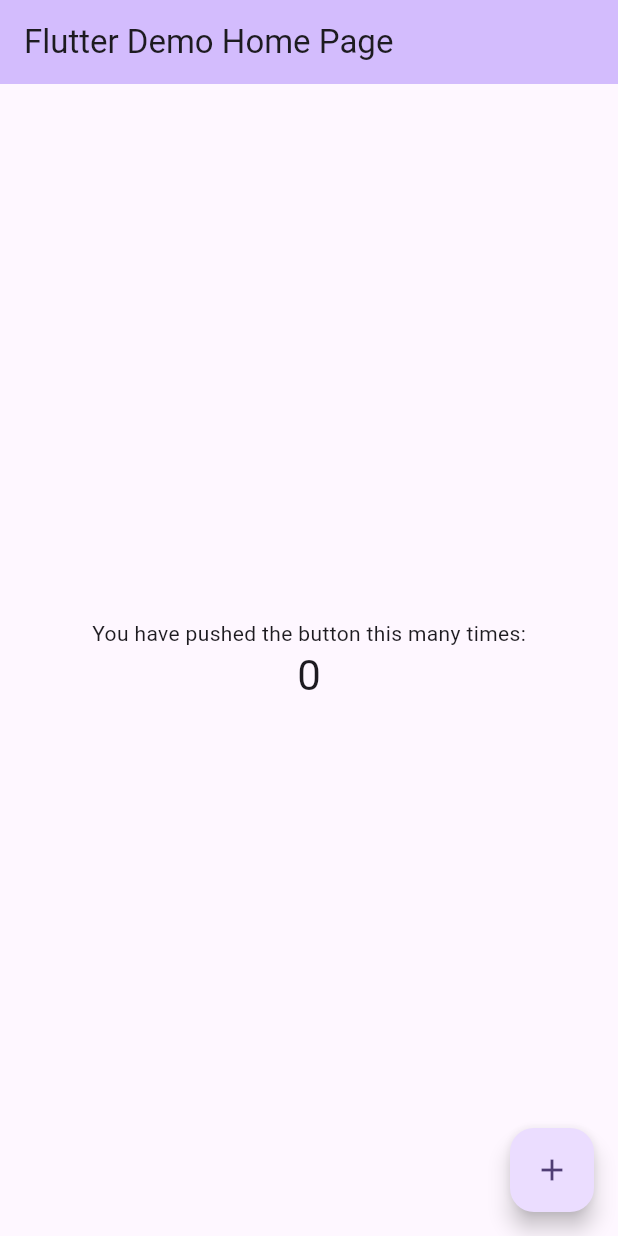
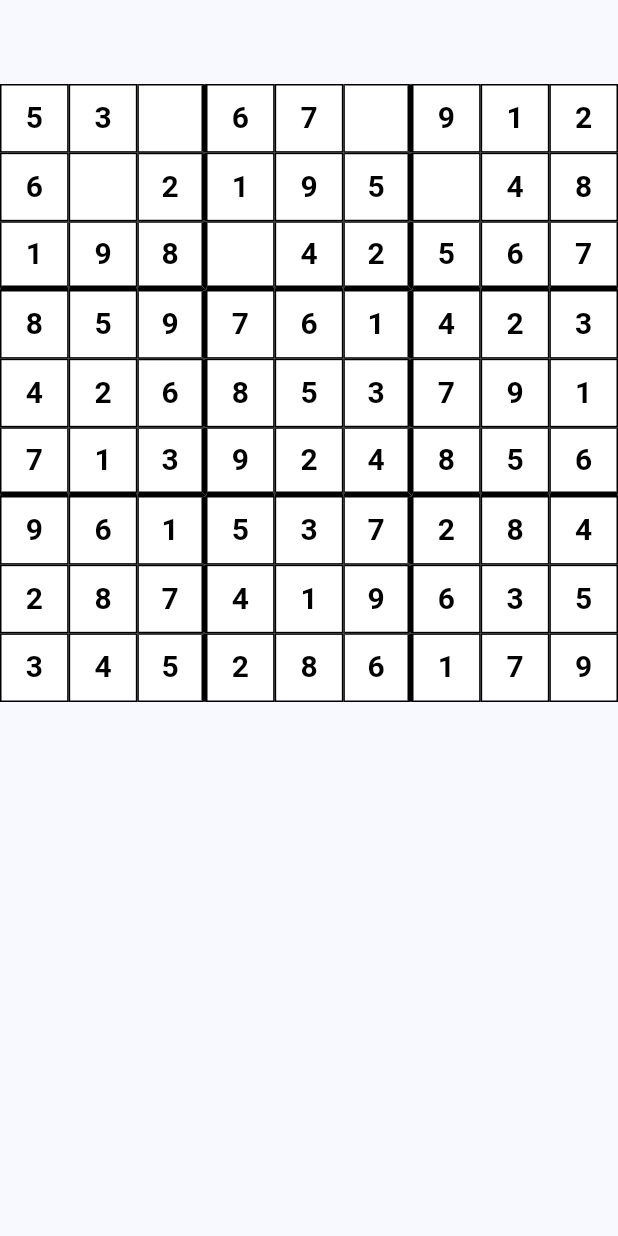
Before and after one commit to ShadySloth/Sudoku-Samurai, a Flutter app: the screen it shows after launch, on a phone screen of 412 x 824 dp. Run offline on Flutter 3.47's test engine with Material 3 defaults, Android fonts, the light colour scheme and no system bars.

Commit message:
Build initial Sudoku board UI and model
Replaces the Flutter counter starter app with a Sudoku-focused app shell and home screen. Adds a `SudokuGrid` model with an example puzzle plus `cells`/`original` state, and introduces a `SudokuBoard` widget that renders a 9x9 grid, highlights selected/related cells (row, column, box), and updates editable cells on tap.

```diff
--- a/lib/main.dart
+++ b/lib/main.dart
@@ -1,121 +1,52 @@
 import 'package:flutter/material.dart';
 
+import 'models/sudoku_grid.dart';
+import 'widgets/sudoku_board.dart';
+
 void main() {
-  runApp(const MyApp());
+  runApp(const SudokuApp());
 }
 
-class MyApp extends StatelessWidget {
-  const MyApp({super.key});
+class SudokuApp extends StatelessWidget {
+  const SudokuApp({super.key});
 
-  // This widget is the root of your application.
   @override
   Widget build(BuildContext context) {
     return MaterialApp(
-      title: 'Flutter Demo',
+      title: 'Sudoku',
       theme: ThemeData(
-        // This is the theme of your application.
-        //
-        // TRY THIS: Try running your application with "flutter run". You'll see
-        // the application has a purple toolbar. Then, without quitting the app,
-        // try changing the seedColor in the colorScheme below to Colors.green
-        // and then invoke "hot reload" (save your changes or press the "hot
-        // reload" button in a Flutter-supported IDE, or press "r" if you used
-        // the command line to start the app).
-        //
-        // Notice that the counter didn't reset back to zero; the application
-        // state is not lost during the reload. To reset the state, use hot
-        // restart instead.
-        //
-        // This works for code too, not just values: Most code changes can be
-        // tested with just a hot reload.
-        colorScheme: .fromSeed(seedColor: Colors.deepPurple),
+        colorScheme: ColorScheme.fromSeed(seedColor: Colors.blue),
+        useMaterial3: true,
       ),
-      home: const MyHomePage(title: 'Flutter Demo Home Page'),
+      home: const HomeScreen(),
     );
   }
 }
 
-class MyHomePage extends StatefulWidget {
-  const MyHomePage({super.key, required this.title});
-
-  // This widget is the home page of your application. It is stateful, meaning
-  // that it has a State object (defined below) that contains fields that affect
-  // how it looks.
-
-  // This class is the configuration for the state. It holds the values (in this
-  // case the title) provided by the parent (in this case the App widget) and
-  // used by the build method of the State. Fields in a Widget subclass are
-  // always marked "final".
-
-  final String title;
+class HomeScreen extends StatefulWidget {
+  const HomeScreen({super.key});
 
   @override
-  State<MyHomePage> createState() => _MyHomePageState();
+  State<HomeScreen> createState() => _HomeScreenState();
+
 }
 
-class _MyHomePageState extends State<MyHomePage> {
-  int _counter = 0;
+class _HomeScreenState extends State<HomeScreen>{
+  final SudokuGrid grid = SudokuGrid.example();
 
-  void _incrementCounter() {
-    setState(() {
-      // This call to setState tells the Flutter framework that something has
-      // changed in this State, which causes it to rerun the build method below
-      // so that the display can reflect the updated values. If we changed
-      // _counter without calling setState(), then the build method would not be
-      // called again, and so nothing would appear to happen.
-      _counter++;
-    });
-  }
+  int? selectedCell;
 
   @override
   Widget build(BuildContext context) {
-    // This method is rerun every time setState is called, for instance as done
-    // by the _incrementCounter method above.
-    //
-    // The Flutter framework has been optimized to make rerunning build methods
-    // fast, so that you can just rebuild anything that needs updating rather
-    // than having to individually change instances of widgets.
     return Scaffold(
-      appBar: AppBar(
-        // TRY THIS: Try changing the color here to a specific color (to
-        // Colors.amber, perhaps?) and trigger a hot reload to see the AppBar
-        // change color while the other colors stay the same.
-        backgroundColor: Theme.of(context).colorScheme.inversePrimary,
-        // Here we take the value from the MyHomePage object that was created by
-        // the App.build method, and use it to set our appbar title.
-        title: Text(widget.title),
-      ),
-      body: Center(
-        // Center is a layout widget. It takes a single child and positions it
-        // in the middle of the parent.
-        child: Column(
-          // Column is also a layout widget. It takes a list of children and
-          // arranges them vertically. By default, it sizes itself to fit its
-          // children horizontally, and tries to be as tall as its parent.
-          //
-          // Column has various properties to control how it sizes itself and
-          // how it positions its children. Here we use mainAxisAlignment to
-          // center the children vertically; the main axis here is the vertical
-          // axis because Columns are vertical (the cross axis would be
-          // horizontal).
-          //
-          // TRY THIS: Invoke "debug painting" (choose the "Toggle Debug Paint"
-          // action in the IDE, or press "p" in the console), to see the
-          // wireframe for each widget.
-          mainAxisAlignment: .center,
-          children: [
-            const Text('You have pushed the button this many times:'),
-            Text(
-              '$_counter',
-              style: Theme.of(context).textTheme.headlineMedium,
-            ),
-          ],
-        ),
-      ),
-      floatingActionButton: FloatingActionButton(
-        onPressed: _incrementCounter,
-        tooltip: 'Increment',
-        child: const Icon(Icons.add),
+      appBar: AppBar(),
+      body: SudokuBoard(grid: grid,
+        selectedCell: selectedCell,
+        onCellSelected: (index) {
+          setState(() {
+            selectedCell = index;
+          });
+        }
       ),
     );
   }
--- /dev/null
+++ b/lib/models/sudoku_grid.dart
@@ -0,0 +1,28 @@
+class SudokuGrid {
+  final List<List<int?>> cells;
+  final List<List<int?>> original;
+
+  SudokuGrid({required this.cells, required this.original});
+
+  void setCell(int row, int column, int? value) {
+    cells[row][column] = value;
+  }
+
+  factory SudokuGrid.example() {
+    final puzzle = [
+      [5, 3, null, 6, 7, null, 9, 1, 2],
+      [6, null, 2, 1, 9, 5, null, 4, 8],
+      [1, 9, 8, null, 4, 2, 5, 6, 7],
+      [8, 5, 9, 7, 6, 1, 4, 2, 3],
+      [4, 2, 6, 8, 5, 3, 7, 9, 1],
+      [7, 1, 3, 9, 2, 4, 8, 5, 6],
+      [9, 6, 1, 5, 3, 7, 2, 8, 4],
+      [2, 8, 7, 4, 1, 9, 6, 3, 5],
+      [3, 4, 5, 2, 8, 6, 1, 7, 9],
+    ];
+
+    final original = puzzle.map((row) => [...row]).toList();
+
+    return SudokuGrid(cells: puzzle, original: original);
+  }
+}
--- /dev/null
+++ b/lib/widgets/sudoku_board.dart
@@ -0,0 +1,95 @@
+import 'package:flutter/material.dart';
+
+import '../models/sudoku_grid.dart';
+
+class SudokuBoard extends StatefulWidget {
+  final SudokuGrid grid;
+  final int? selectedCell;
+  final ValueChanged<int> onCellSelected;
+
+  const SudokuBoard({super.key, required this.grid, required this.selectedCell, required this.onCellSelected});
+
+  @override
+  State<SudokuBoard> createState() => _SudokuBoardState();
+}
+
+class _SudokuBoardState extends State<SudokuBoard> {
+  int? selectedCell;
+
+  @override
+  Widget build(BuildContext context) {
+    return GridView.builder(
+      gridDelegate: const SliverGridDelegateWithFixedCrossAxisCount(
+        crossAxisCount: 9,
+      ),
+      itemCount: 81,
+      itemBuilder: (context, index) {
+        final row = index ~/ 9;
+        final column = index % 9;
+
+        final value = widget.grid.cells[row][column];
+        final isGiven = widget.grid.original[row][column] != null;
+
+        final isSelected = selectedCell == index;
+        final selectedRow = selectedCell == null ? null : selectedCell! ~/ 9;
+        final selectedColumn = selectedCell == null ? null : selectedCell! % 9;
+
+        final isSameRow = selectedRow != null && row == selectedRow;
+        final isSameColumn = selectedColumn != null && column == selectedColumn;
+        final isSameBox =
+            selectedCell != null &&
+            row ~/ 3 == selectedRow! ~/ 3 &&
+            column ~/ 3 == selectedColumn! ~/ 3;
+
+        final isBoxRight = column == 2 || column == 5;
+        final isboxBottom = row == 2 || row == 5;
+
+        return GestureDetector(
+          onTap: () {
+            setState(() {
+              selectedCell = index;
+
+              final row = index ~/ 9;
+              final column = index % 9;
+
+              if (widget.grid.original[row][column] == null) {
+                widget.grid.setCell(row, column, 7);
+              }
+            });
+          },
+          child: Container(
+            decoration: BoxDecoration(
+              color: isSelected
+                  ? Colors.blue.shade200
+                  : (isSameBox || isSameColumn || isSameRow)
+                  ? Colors.blue.shade50
+                  : Colors.white,
+              border: Border(
+                top: const BorderSide(color: Colors.black),
+                left: const BorderSide(color: Colors.black),
+                right: BorderSide(
+                  color: Colors.black,
+                  width: isBoxRight ? 3 : 1,
+                ),
+                bottom: BorderSide(
+                  color: Colors.black,
+                  width: isboxBottom ? 3 : 1,
+                ),
+              ),
+            ),
+            child: Center(
+              child: Text(
+                value?.toString() ?? '',
+                style: TextStyle(
+                  fontSize: 20,
+                  fontWeight: isGiven ? FontWeight.bold : FontWeight.normal,
+                  color: isGiven ? Colors.black : Colors.blue,
+                ),
+              ),
+            ),
+          ),
+        );
+      },
+    );
+  }
+}
```
